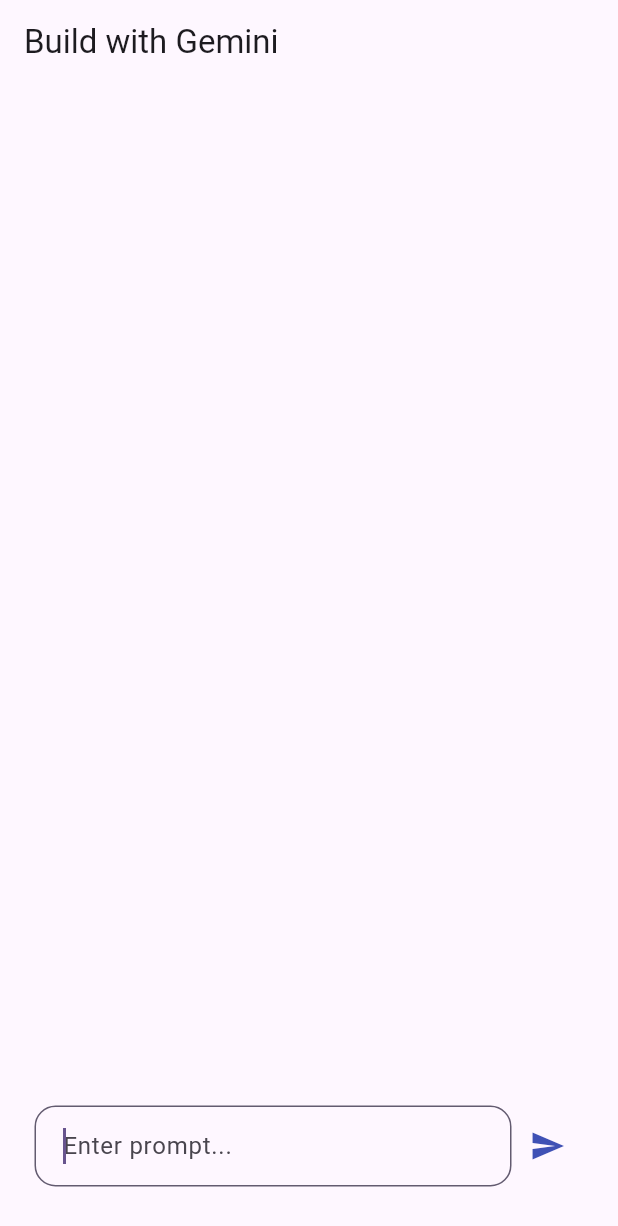
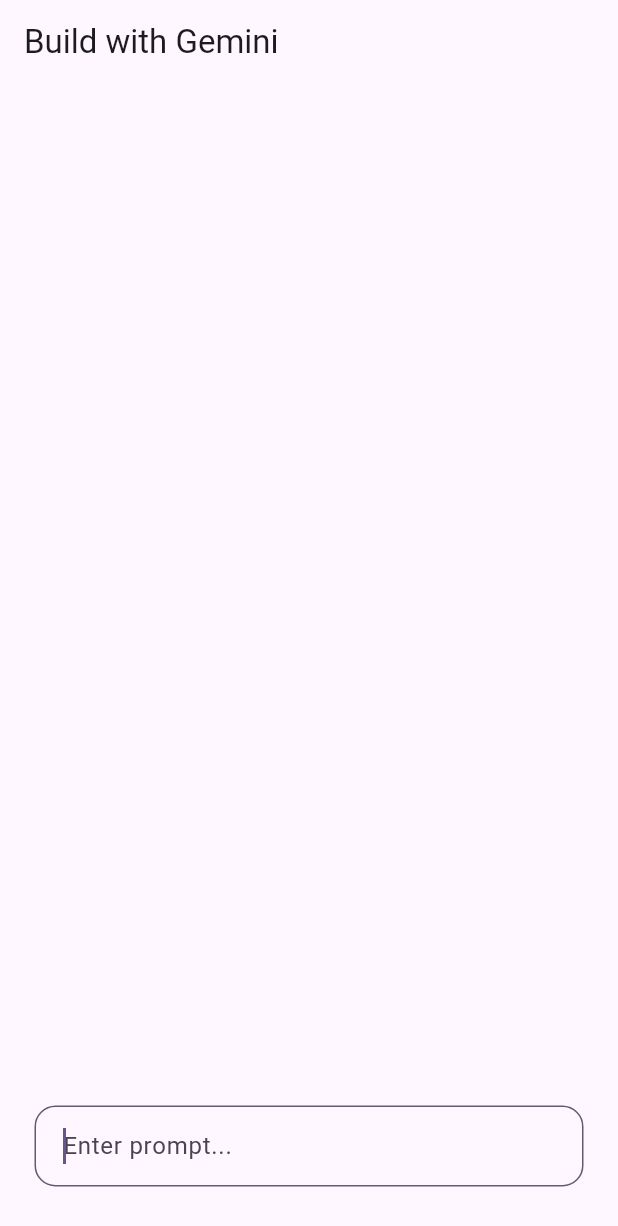
Before and after one commit to Kartikey2011yadav/flutter_gemini, a Flutter app: the screen it shows after launch, on a phone screen of 412 x 824 dp. Shown: the top 1226 px of the screen. Run offline on Flutter 3.47's test engine with Material 3 defaults, Android fonts, the light colour scheme and no system bars; our stand-ins replace flutter_markdown, google_generative_ai.

Commit message:
update and error resolved

```diff
--- a/lib/home_screen.dart
+++ b/lib/home_screen.dart
@@ -1,3 +1,4 @@
+import 'package:flutter/foundation.dart';
 import 'package:flutter/material.dart';
 import 'package:flutter_gemini/message.dart';
 import 'package:google_generative_ai/google_generative_ai.dart';
@@ -20,8 +21,11 @@
   @override
   void initState() {
     super.initState();
+    // model = GenerativeModel(
+    //     model: 'gemini-pro', apiKey: const String.fromEnvironment('api_key'));
     model = GenerativeModel(
-        model: 'gemini-pro', apiKey: const String.fromEnvironment('api_key'));
+        model: 'gemini-pro',
+        apiKey: const String.fromEnvironment('api_key'));
     chatSession = model.startChat();
   }
 
@@ -69,14 +73,9 @@
                       onSubmitted: sendChatMessage,
                     ),
                   ),
-                  IconButton(
-                      onPressed: () {
-                        sendChatMessage(textController.text);
-                      },
-                      icon: const Icon(
-                        Icons.send,
-                        color: Colors.indigo,
-                      ))
+                  const SizedBox(
+                    height: 15,
+                  )
                 ],
               ),
             )
@@ -108,15 +107,25 @@
   }
 
   Future<void> sendChatMessage(String message) async {
-    print(message);
+    if (kDebugMode) {
+      print(message);
+    }
     setState(() {
       loading = true;
     });
 
     try {
+      if (kDebugMode) {
+        print(
+            "/////////////////////////////////$message//////////////////////////////////");
+      }
       final response = await chatSession.sendMessage(
         Content.text(message),
       );
+      if (kDebugMode) {
+        print(
+            "/////////////////////////////////$message//////////////////////////////////");
+      }
       final text = response.text;
       if (text == null) {
         showError('No response from API');
--- a/lib/main.dart
+++ b/lib/main.dart
@@ -1,5 +1,8 @@
+import 'package:flutter/foundation.dart';
 import 'package:flutter/material.dart';
 import 'package:flutter_gemini/home_screen.dart';
+
+import 'ChatScreen.dart';
 
 void main() {
   runApp(const MyApp());
@@ -13,6 +16,7 @@
   Widget build(BuildContext context) {
     return MaterialApp(
       title: 'Flutter Demo',
+      debugShowCheckedModeBanner: false,
       theme: ThemeData(
         colorScheme: ColorScheme.fromSeed(seedColor: Colors.deepPurple),
         useMaterial3: true,
@@ -35,7 +39,7 @@
 
   @override
   Widget build(BuildContext context) {
-
     return const HomeScreen();
+    // return const ChatScreen(title: "Chat with Gemini");
   }
 }
```
